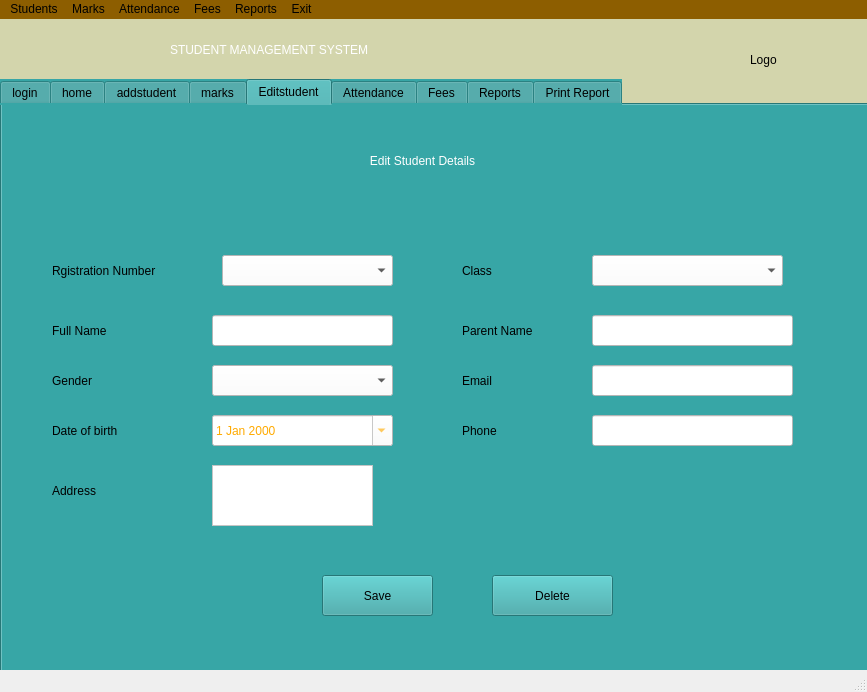
Ahortu90/Arick-trch, file student.ui: the form before one commit.
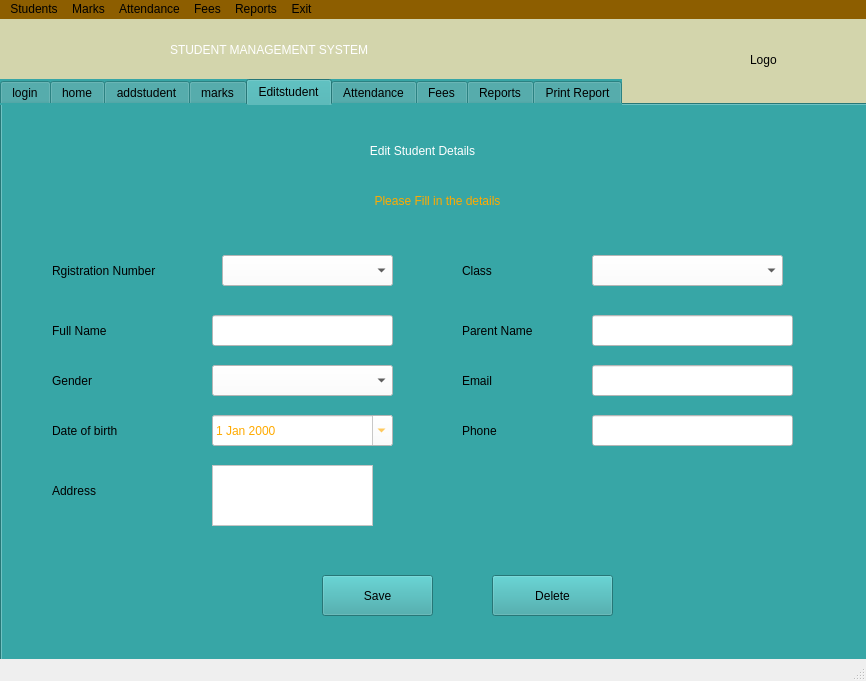
The form after the commit. The open tabs and pages were chosen to show the change. Icons and pictures are not drawn.

What changed in the file:
```diff
--- a/student.ui
+++ b/student.ui
@@ -6,8 +6,8 @@
    <rect>
     <x>0</x>
     <y>0</y>
-    <width>867</width>
-    <height>692</height>
+    <width>866</width>
+    <height>681</height>
    </rect>
   </property>
   <property name="windowTitle">
@@ -1172,7 +1172,7 @@
       <property name="geometry">
        <rect>
         <x>260</x>
-        <y>40</y>
+        <y>30</y>
         <width>321</width>
         <height>31</height>
        </rect>
@@ -1612,6 +1612,26 @@
        <string notr="true">background-color: rgb(255, 255, 255);</string>
       </property>
      </widget>
+     <widget class="QLabel" name="l12_3">
+      <property name="geometry">
+       <rect>
+        <x>250</x>
+        <y>80</y>
+        <width>371</width>
+        <height>31</height>
+       </rect>
+      </property>
+      <property name="styleSheet">
+       <string notr="true">color: rgb(255, 170, 0);
+font: 700 10pt &quot;Segoe UI&quot;;</string>
+      </property>
+      <property name="text">
+       <string>Please Fill in the details</string>
+      </property>
+      <property name="alignment">
+       <set>Qt::AlignCenter</set>
+      </property>
+     </widget>
     </widget>
     <widget class="QWidget" name="tab_6">
      <attribute name="title">
@@ -3137,7 +3157,7 @@
     <rect>
      <x>0</x>
      <y>0</y>
-     <width>867</width>
+     <width>866</width>
      <height>26</height>
     </rect>
    </property>
```
Left out of the diff: 56 changed lines with no effect on the pictures.
